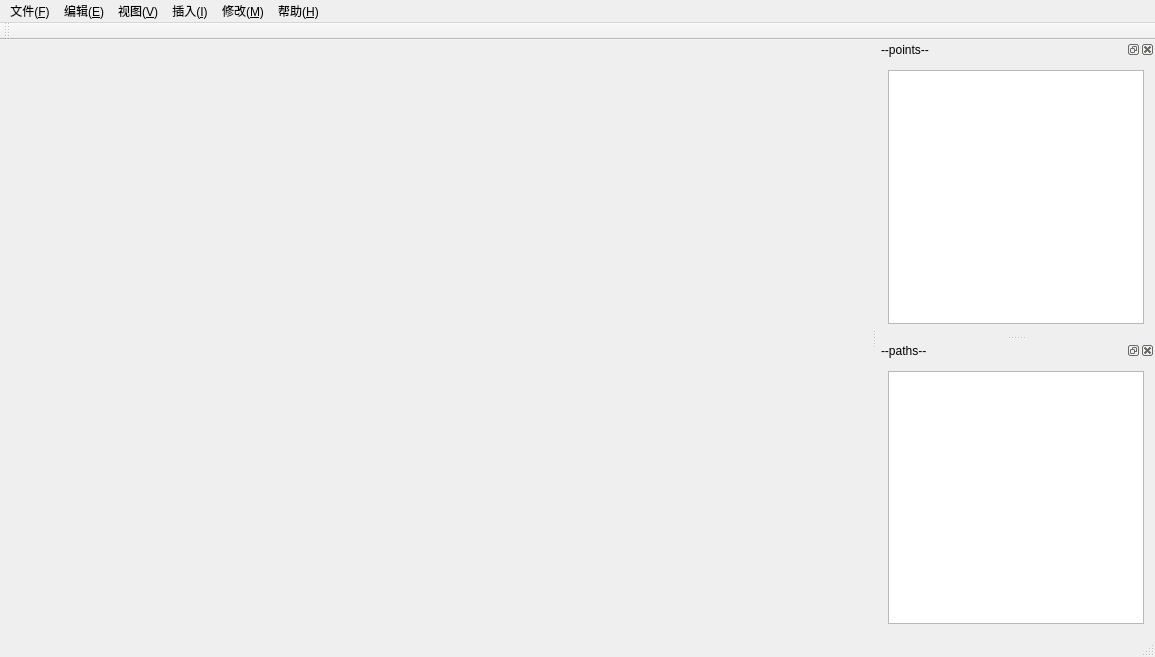
The window that mainwindow.ui (wushuangabao/ClothingPatternDesignSystem) describes before a commit, drawn with Qt 5.
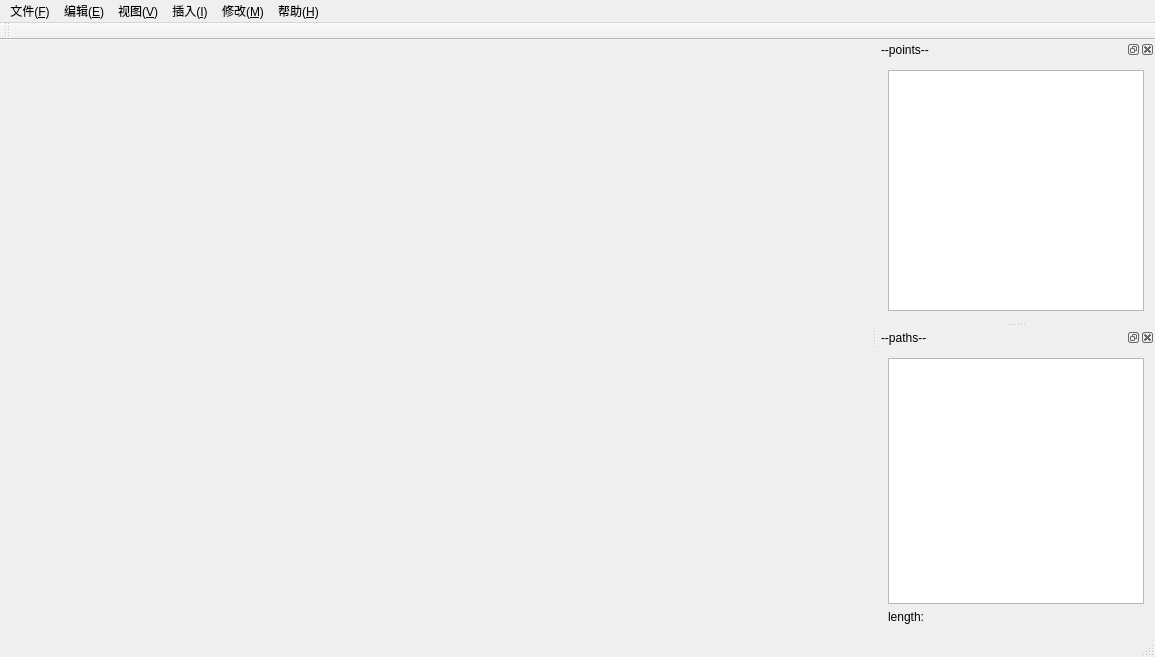
The same window after the commit.

Patch:
```diff
--- a/mainwindow.ui
+++ b/mainwindow.ui
@@ -126,6 +126,13 @@
      <item>
       <widget class="QTableView" name="tablePaths"/>
      </item>
+     <item>
+      <widget class="QLabel" name="label">
+       <property name="text">
+        <string>length:</string>
+       </property>
+      </widget>
+     </item>
     </layout>
    </widget>
   </widget>
```
